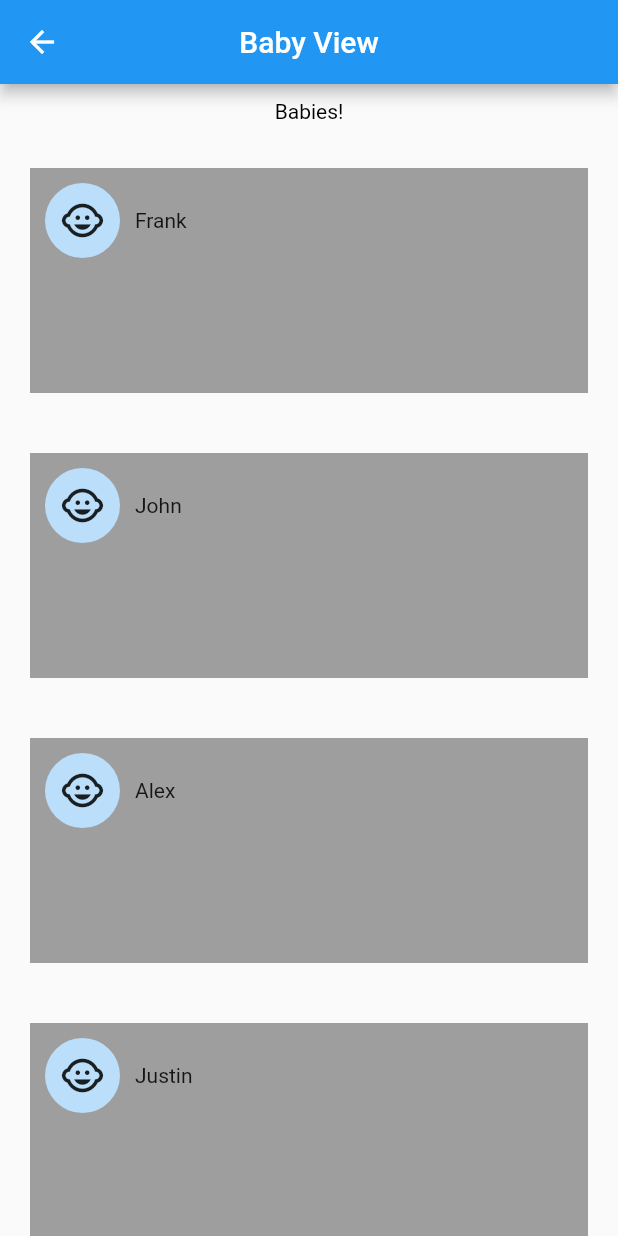
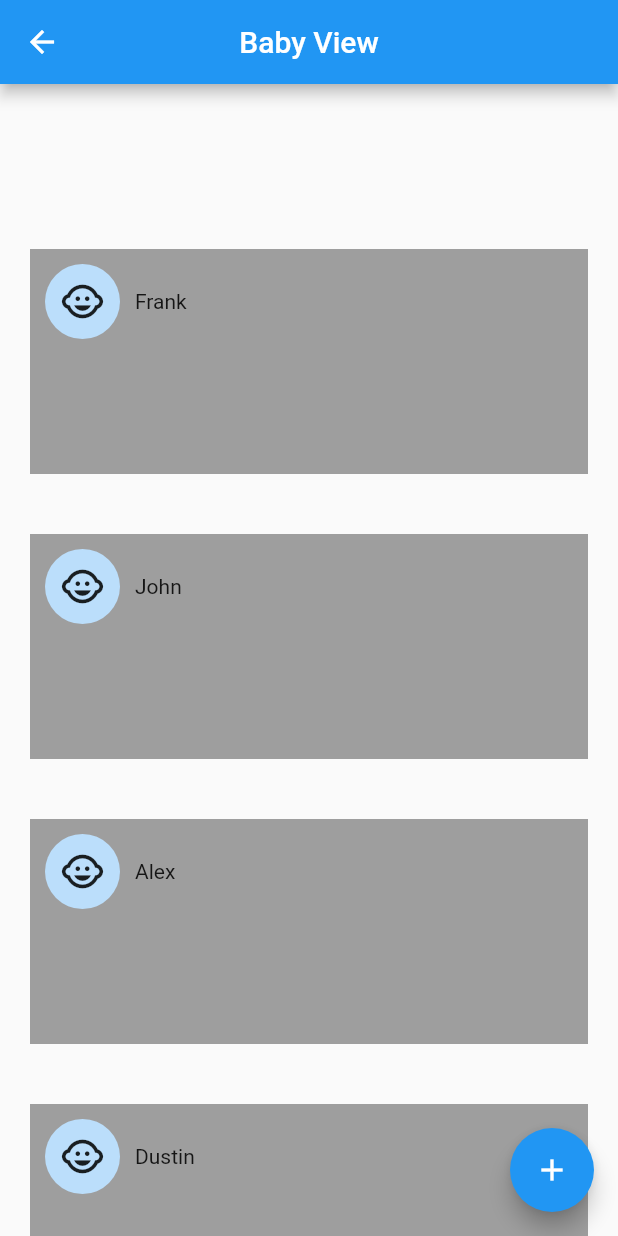
Before and after one commit to hwin1276/CS4901-Time-Complexity, a Flutter app: the BabyList screen opened directly, on a phone screen of 412 x 824 dp. Run offline on Flutter 3.47's test engine with Material 2 defaults, Android fonts, the phone set to English and light mode, and no system bars; our stand-ins replace sqflite; accounts and stored records are empty.

Commit message:
Add baby profile
User can add a baby to their baby list view

```diff
--- a/BabyTracker/baby_tracker/lib/baby_card.dart
+++ b/BabyTracker/baby_tracker/lib/baby_card.dart
@@ -2,10 +2,9 @@ import 'package:flutter/material.dart';
 import 'package:baby_tracker/objects/baby.dart';
 
 class BabyCard extends StatelessWidget {
-
   BabyCard({super.key, required this.baby, required this.onClick()});
   Function onClick;
-  Baby baby;
+  final Baby baby;
 
   @override
   Widget build(BuildContext context) {
@@ -16,33 +15,24 @@ class BabyCard extends StatelessWidget {
       child: Container(
           margin: const EdgeInsets.all(20),
           height: 150,
-          decoration: const BoxDecoration(
-              color: Colors.grey
-          ),
+          decoration: const BoxDecoration(color: Colors.grey),
           child: Stack(
             children: [
               Padding(
                 padding: const EdgeInsets.all(10.0),
-                child: Row(
-                    children: [
+                child: Row(children: [
                   ClipOval(
                     child: Container(
                         color: Colors.blue[100],
                         padding: const EdgeInsets.all(10),
-                            child: const Icon(
-                                Icons.child_care,
-                                size: 30
-                            )
+                        child: const Icon(Icons.child_care, size: 30)),
                   ),
-                      ),
-                      const SizedBox(width:10),
+                  const SizedBox(width: 10),
                   Text(baby.name),
-                    ]
-                ),
+                ]),
               )
             ],
-          )
-      ),
+          )),
     );
   }
 }
--- a/BabyTracker/baby_tracker/lib/babylist.dart
+++ b/BabyTracker/baby_tracker/lib/babylist.dart
@@ -2,8 +2,9 @@ import 'package:baby_tracker/pages/detailspages.dart';
 import 'package:flutter/material.dart';
 import 'package:baby_tracker/objects/baby.dart';
 import 'package:baby_tracker/pages/calendar.dart';
+import 'createbaby.dart';
 import 'baby_card.dart';
-
+import '../objects/baby.dart';
 
 class BabyList extends StatefulWidget {
   const BabyList({Key? key}) : super(key: key);
@@ -13,14 +14,8 @@ class BabyList extends StatefulWidget {
 }
 
 class _BabyListState extends State<BabyList> {
-
+  final babyList = Baby.babyList();
   //Sample Data To be made into a pull from a database
-  List<Baby> babies = [
-    Baby(babyid: 0, parentid: 0, name: 'Frank'),
-    Baby(babyid: 1, parentid: 0, name: 'John'),
-    Baby(babyid: 2, parentid: 1, name: 'Alex'),
-    Baby(babyid: 3, parentid: 2, name: 'Justin'),
-  ];
 
   @override
   Widget build(BuildContext context) {
@@ -29,34 +24,44 @@ class _BabyListState extends State<BabyList> {
         title: const Text('Baby View'),
         centerTitle: true,
       ),
+      // Button to add a baby profile to the view
+      floatingActionButton: FloatingActionButton(
+          onPressed: () {
+            Navigator.push(context,
+                MaterialPageRoute(builder: (context) => const CreateBaby()));
+          },
+          child: const Icon(Icons.add)),
       body: Container(
         child: Column(
           crossAxisAlignment: CrossAxisAlignment.stretch,
           children: [
             const Padding(
-                padding: EdgeInsets.only(top: 10, bottom:10),
-                child: Text('Babies!',
-                textAlign: TextAlign.center,
-                style: TextStyle(color: Colors.black)
+              padding: EdgeInsets.only(top: 10, bottom: 10),
+            ),
+            Expanded(
+              child: ListView(
+                children: [
+                  Container(
+                    margin: EdgeInsets.only(
+                      top: 50,
+                      bottom: 20,
                     ),
                   ),
-              Expanded(
-                child: ListView.builder(
-                  itemCount: babies.length,
-                  itemBuilder: (BuildContext context, int index) {
-                    return BabyCard(
-                        baby: babies[index],
+                  for (Baby kid in babyList)
+                    BabyCard(
+                      baby: kid,
                       onClick: () {
                         Navigator.push(
                             context,
                             MaterialPageRoute(
-                              builder: (context) => const DetailsPages()
-                            )
-                          );
-                        }
-                    );
+                                builder: ((context) => DetailsPages(
+                                      // pass the baby's name to Detail Page
+                                      text: kid.name,
+                                    ))));
                       },
                     )
+                ],
+              ),
             ),
           ],
         ),
--- a/BabyTracker/baby_tracker/lib/objects/baby.dart
+++ b/BabyTracker/baby_tracker/lib/objects/baby.dart
@@ -6,6 +6,19 @@ class Baby {
   late String name;
   List<Event>? events;
 
-  Baby({required this.babyid, required this.parentid, required this.name, this.events});
+  Baby(
+      {required this.babyid,
+      required this.parentid,
+      required this.name,
+      this.events});
 
+  static List<Baby> babyList() {
+    return [
+      // Sample data for baby list
+      Baby(babyid: 0, parentid: 0, name: 'Frank'),
+      Baby(babyid: 1, parentid: 0, name: 'John'),
+      Baby(babyid: 2, parentid: 1, name: 'Alex'),
+      Baby(babyid: 3, parentid: 2, name: 'Dustin'),
+    ];
+  }
 }
```
Also changed, not shown: BabyTracker/baby_tracker/lib/createbaby.dart (added, +127 -0 lines), BabyTracker/baby_tracker/lib/pages/detailspages.dart (+28 -17 lines). Lines whose indentation alone changed are shown as unchanged.
